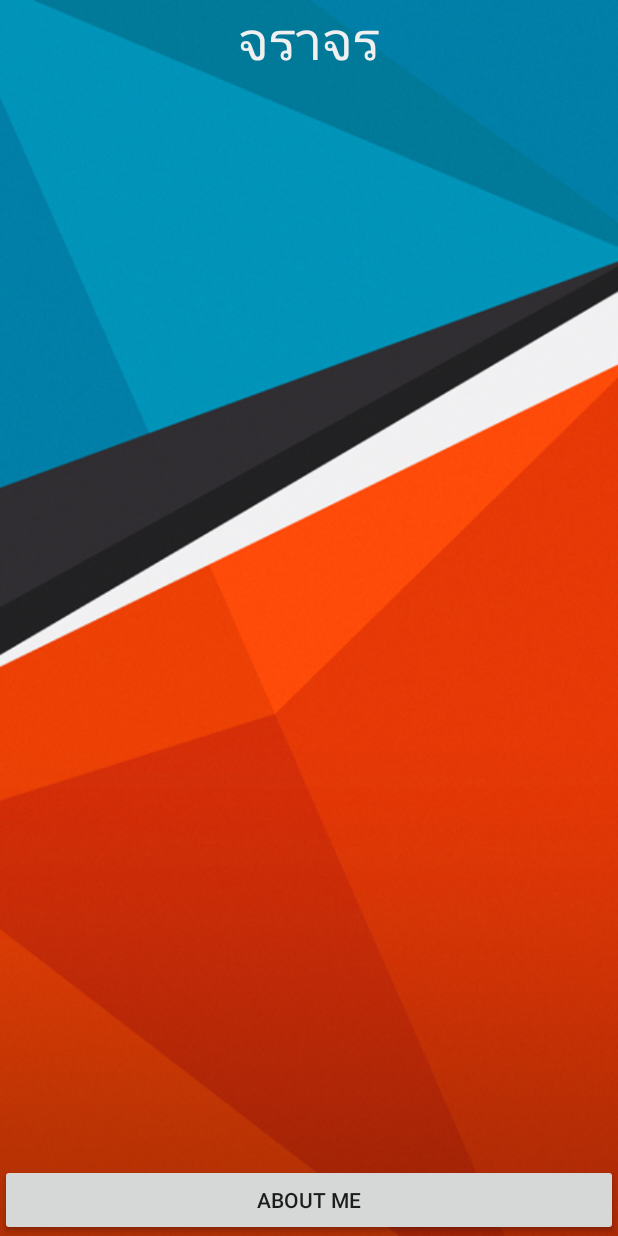
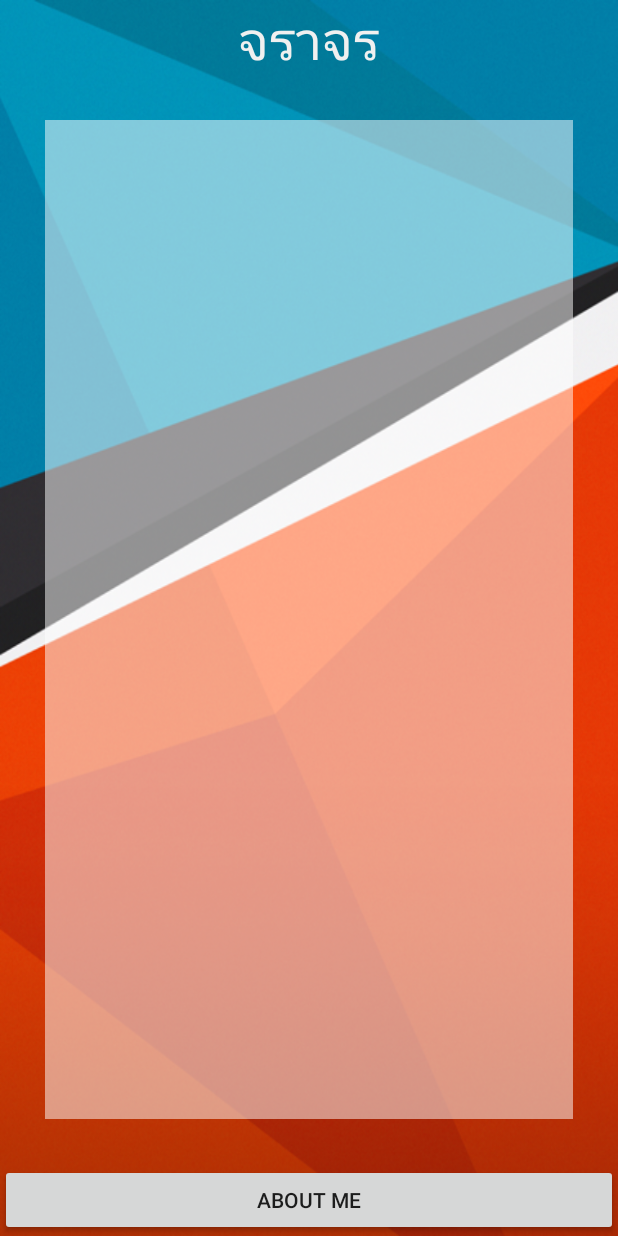
Before and after one commit to puwadonsrit/BU_Traffic, an Android app: the screen it shows after launch (MainActivity), on a phone screen of 412 x 824 dp. Run offline under Robolectric (Android 15) with nearby library versions, the phone set to English and light mode, and no system bars.

Commit message:
Sound Effect Successful

```diff
--- a/app/src/main/java/srit/puwadon/butraffic/MainActivity.java
+++ b/app/src/main/java/srit/puwadon/butraffic/MainActivity.java
@@ -1,13 +1,52 @@
 package srit.puwadon.butraffic;
 
+import android.media.MediaPlayer;
 import android.support.v7.app.AppCompatActivity;
 import android.os.Bundle;
+import android.view.View;
+import android.widget.Button;
+import android.widget.ListView;
 
 public class MainActivity extends AppCompatActivity {
+
+    //Explicit การประกาศตัวแปร
+    private ListView trafficListView;
+    private Button aboutMeButton;
+
 
     @Override
     protected void onCreate(Bundle savedInstanceState) {
         super.onCreate(savedInstanceState);
         setContentView(R.layout.activity_main);
+
+        //Bind Widget ผูกวิจเจต
+        bindWidget();
+
+        //Button Controller
+        buttonController();
+
+
+    } //Main method
+
+    private void buttonController() {
+        aboutMeButton.setOnClickListener(new View.OnClickListener() {
+            @Override
+            public void onClick(View v) {
+
+                //Sound Effect
+                MediaPlayer buttonPlayer = MediaPlayer.create(getBaseContext(), R.raw.dog); //getBaseContext บอกว่าไฟล์อยู่ที่เดียวกับงาน
+                buttonPlayer.start();
+
+                //Intent to WebView
+
+
+            } //Even
+        });
     }
-}
+
+    private void bindWidget() {
+        trafficListView = (ListView) findViewById(R.id.listView);
+        aboutMeButton = (Button) findViewById(R.id.button);
+
+    }
+} //Main class คลาสหลัก
--- a/app/src/main/res/layout/activity_main.xml
+++ b/app/src/main/res/layout/activity_main.xml
@@ -25,7 +25,8 @@
             android:layout_width="match_parent"
             android:layout_height="match_parent"
             android:id="@+id/listView"
-            android:layout_margin="30dp" />
+            android:layout_margin="30dp"
+            android:background="#82ffffff" />
 
     </LinearLayout>
 
```
Also changed, not shown: 1 other file.
